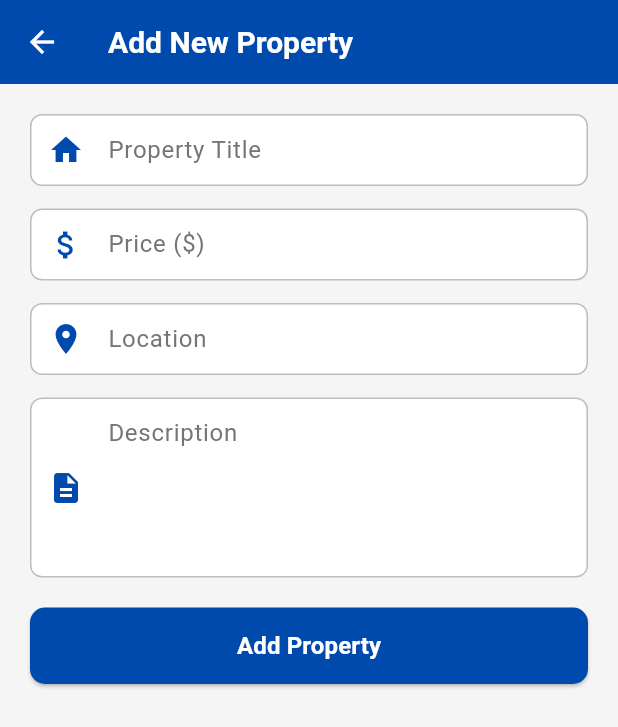
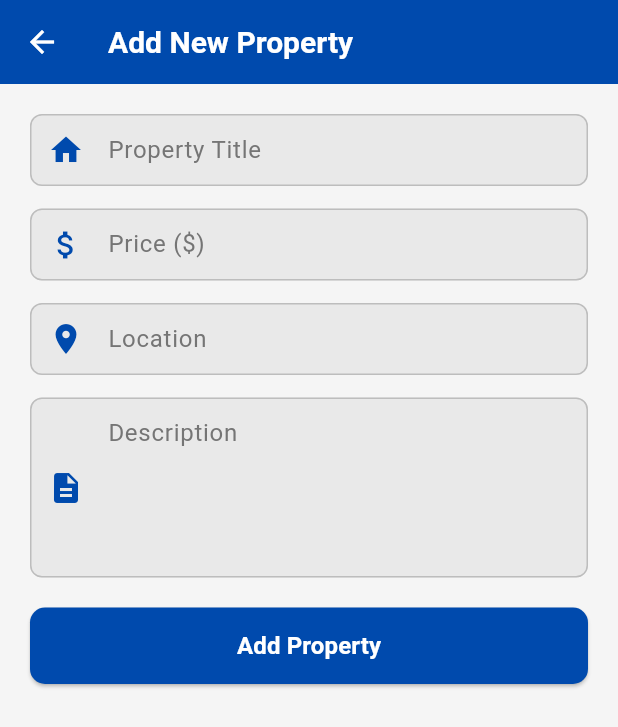
Before and after one commit to beamlakefeleke/Real-Estate, a Flutter app: the AddPropertyScreen screen opened by its route, on a phone screen of 412 x 824 dp. Shown: the top 727 px of the screen. Run offline on Flutter 3.47's test engine with Material 3 defaults, Android fonts, the phone set to English and light mode, and no system bars; our stand-ins replace carousel_slider, cloud_firestore, firebase_auth, firebase_core, shared_preferences; accounts and stored records are empty.

Commit message:
fixing ui issues

```diff
--- a/lib/core/theme.dart
+++ b/lib/core/theme.dart
@@ -13,10 +13,10 @@ class AppTheme {
   static final ThemeData lightTheme = ThemeData(
     primaryColor: primaryColor,
     scaffoldBackgroundColor: backgroundColor,
-    colorScheme: ColorScheme.light(
+    colorScheme: const ColorScheme.light(
       primary: primaryColor,
       secondary: secondaryColor,
-      background: backgroundColor,
+      surface: backgroundColor,
       error: errorColor,
     ),
     appBarTheme: const AppBarTheme(
@@ -74,6 +74,7 @@ class AppTheme {
         borderSide: BorderSide(color: errorColor, width: 2),
       ),
       hintStyle: TextStyle(color: Colors.grey.shade600),
+      labelStyle: const TextStyle(color: Colors.black),
     ),
   );
 
@@ -81,10 +82,10 @@ class AppTheme {
   static final ThemeData darkTheme = ThemeData(
     primaryColor: primaryColor,
     scaffoldBackgroundColor: Colors.black,
-    colorScheme: ColorScheme.dark(
+    colorScheme: const ColorScheme.dark(
       primary: primaryColor,
       secondary: secondaryColor,
-      background: Colors.black,
+      surface: Colors.black,
       error: errorColor,
     ),
     appBarTheme: const AppBarTheme(
--- a/lib/widgets/text_field.dart
+++ b/lib/widgets/text_field.dart
@@ -36,11 +36,12 @@ class _CustomTextFieldState extends State<CustomTextField> {
       obscureText: widget.obscureText ? _isObscure : false,
       validator: widget.validator,
       maxLines: widget.maxLines,
+      style: const TextStyle(color: Colors.black),
       decoration: InputDecoration(
         hintText: widget.hintText,
         prefixIcon: Icon(widget.icon, color: AppTheme.primaryColor),
         filled: true,
-        fillColor: Colors.white,
+        fillColor: Colors.black.withOpacity(0.05),
         border: OutlineInputBorder(borderRadius: BorderRadius.circular(10), borderSide: BorderSide.none),
         focusedBorder: OutlineInputBorder(
           borderRadius: BorderRadius.circular(10),
```
Also changed, not shown: lib/data/repositories/auth_repository.dart (+17 -4 lines), lib/data/repositories/property_repository.dart (+13 -2 lines), lib/view_models/auth_view_model.dart (+6 -3 lines), lib/view_models/property_view_model.dart (+11 -2 lines), lib/views/auth/login_screen.dart (+45 -11 lines), lib/views/sellers/my_listings_screen.dart (+8 -5 lines), pubspec.yaml (+4 -3 lines), assets/icons/google.png (added), assets/images/logo.png (added), assets/images/logo1.jpg (added), 5 other files.
